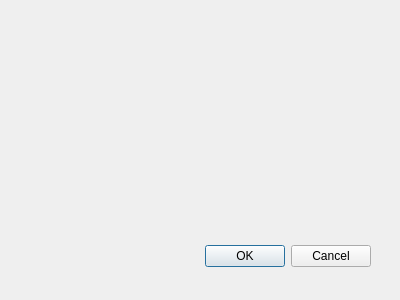
This is FileGatherer/cdialogmanagefilelist.ui in pbuttgereit/FileGatherer as Qt 5 draws it before an edit. The edited form follows.
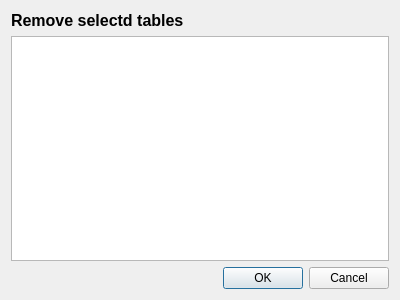
This is the edited form.

The edit to the form file:
```diff
--- a/FileGatherer/cdialogmanagefilelist.ui
+++ b/FileGatherer/cdialogmanagefilelist.ui
@@ -15,15 +15,26 @@
   <property name="windowTitle">
    <string>Dialog</string>
   </property>
+  <layout class="QVBoxLayout" name="verticalLayout">
+   <item>
+    <widget class="QLabel" name="label">
+     <property name="font">
+      <font>
+       <pointsize>12</pointsize>
+       <weight>75</weight>
+       <bold>true</bold>
+      </font>
+     </property>
+     <property name="text">
+      <string>Remove selectd tables</string>
+     </property>
+    </widget>
+   </item>
+   <item>
+    <widget class="QTableView" name="tableView"/>
+   </item>
+   <item>
   <widget class="QDialogButtonBox" name="buttonBox">
-   <property name="geometry">
-    <rect>
-     <x>30</x>
-     <y>240</y>
-     <width>341</width>
-     <height>32</height>
-    </rect>
-   </property>
    <property name="orientation">
     <enum>Qt::Horizontal</enum>
    </property>
@@ -31,6 +42,8 @@
     <set>QDialogButtonBox::Cancel|QDialogButtonBox::Ok</set>
    </property>
   </widget>
+   </item>
+  </layout>
  </widget>
  <pixmapfunction/>
  <resources/>
```
Left out of the diff: 5 changed lines with no effect on the pictures. Lines whose indentation alone changed are shown as unchanged.
